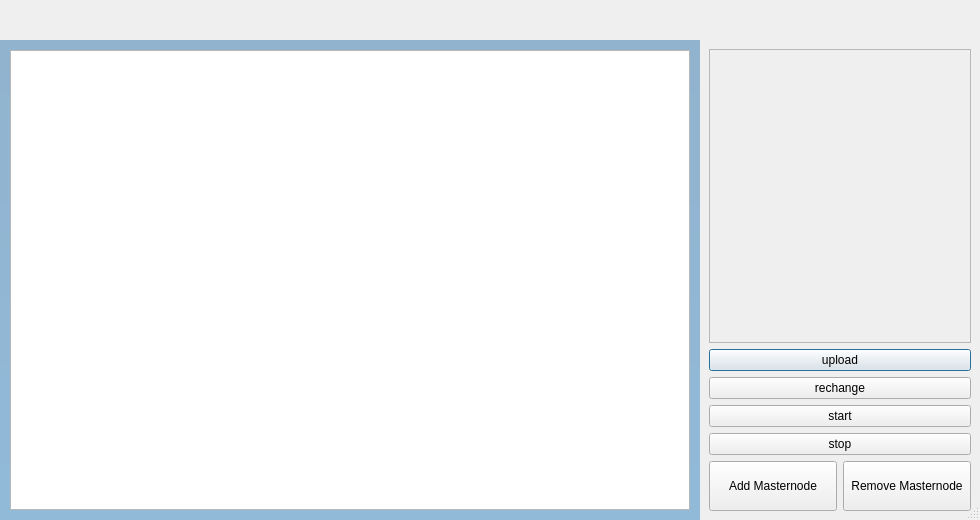
Before: the Qt Designer form uimnmain.ui in raybbb/masternodeassit, drawn with Qt 5.
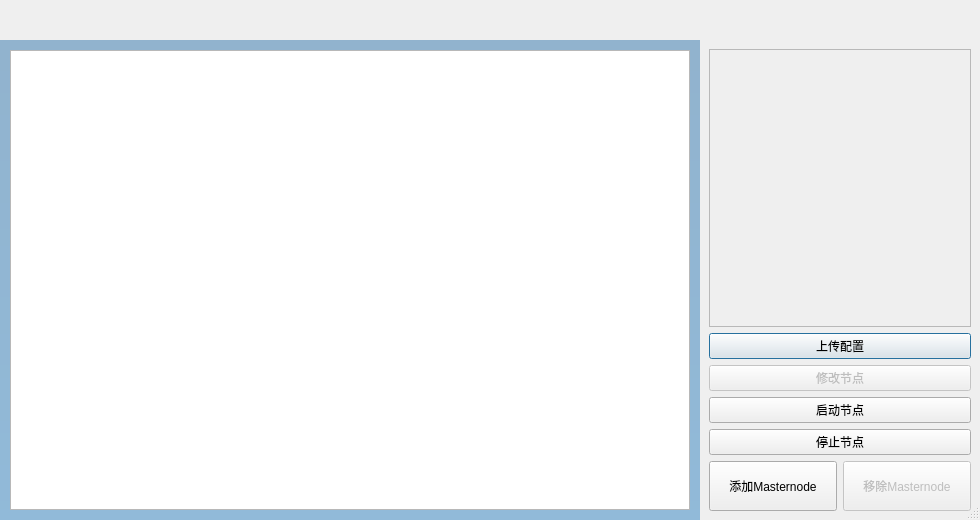
After: the same form once the commit is applied. Icons and pictures are not drawn.

The edit to the form file:
```diff
--- a/uimnmain.ui
+++ b/uimnmain.ui
@@ -457,28 +457,31 @@
          <item>
           <widget class="QPushButton" name="pb_upload">
            <property name="text">
-            <string>upload</string>
+            <string>上传配置</string>
            </property>
           </widget>
          </item>
          <item>
           <widget class="QPushButton" name="pb_rechange">
+           <property name="enabled">
+            <bool>false</bool>
+           </property>
            <property name="text">
-            <string>rechange</string>
+            <string>修改节点</string>
            </property>
           </widget>
          </item>
          <item>
           <widget class="QPushButton" name="pb_start">
            <property name="text">
-            <string>start</string>
+            <string>启动节点</string>
            </property>
           </widget>
          </item>
          <item>
           <widget class="QPushButton" name="pb_stop">
            <property name="text">
-            <string>stop</string>
+            <string>停止节点</string>
            </property>
           </widget>
          </item>
@@ -505,12 +508,15 @@
               </size>
              </property>
              <property name="text">
-              <string>Add Masternode</string>
+              <string>添加Masternode</string>
              </property>
             </widget>
            </item>
            <item>
             <widget class="QPushButton" name="pb_remove">
+             <property name="enabled">
+              <bool>false</bool>
+             </property>
              <property name="sizePolicy">
               <sizepolicy hsizetype="Minimum" vsizetype="Expanding">
                <horstretch>0</horstretch>
@@ -530,7 +536,7 @@
               </size>
              </property>
              <property name="text">
-              <string>Remove Masternode</string>
+              <string>移除Masternode</string>
              </property>
             </widget>
            </item>
```
